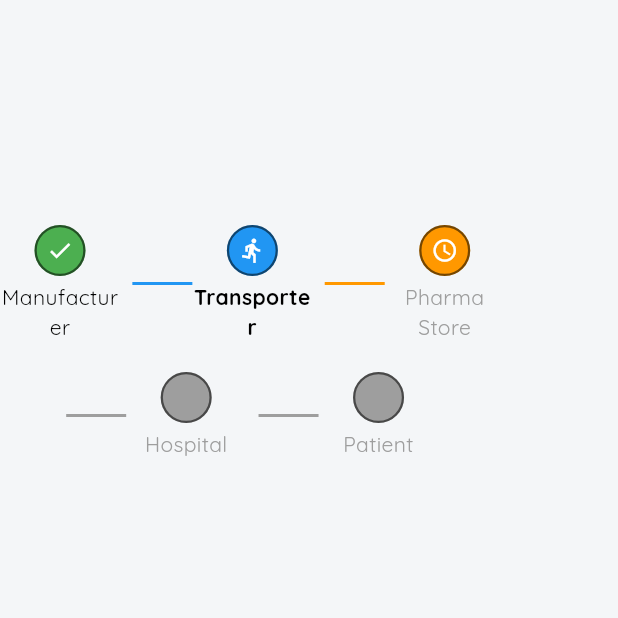
After one commit to adipatil07/pharmaFlow, a Flutter app: the HelperPage screen opened directly, on a phone screen of 412 x 824 dp, the top half of it. The commit adds this screen. Run offline on Flutter 3.47's test engine with Material 3 defaults, Android fonts, the phone set to English and light mode, and no system bars; our stand-ins replace cloud_firestore, firebase_auth, firebase_core, flutter_datetime_picker_plus, google_fonts; accounts and stored records are empty.

Commit message:
Patient Page Changes , Tracking card , Label added to block

```diff
--- a/lib/constants/constants.dart
+++ b/lib/constants/constants.dart
@@ -1,6 +1,4 @@
 enum UserType { Manufacturer, Transporter, Hospital, MedicineStore,Patient }
 class Constants{
-
   static const String PACKAGE_BOX_URL = "https://static.vecteezy.com/system/resources/thumbnails/048/053/167/small/a-cardboard-box-ready-for-delivery-png.png";
 }
-// id("com.google.gms.google-services") version "4.4.2" apply false
--- a/lib/features/auth/login_page.dart
+++ b/lib/features/auth/login_page.dart
@@ -9,9 +9,11 @@ import 'package:pharma_supply/features/patient/patient_home_page.dart';
 import 'package:pharma_supply/features/pharma_store/pharma_store_home_page.dart';
 import 'package:pharma_supply/features/transporter/transporter_home_page.dart';
 import 'package:pharma_supply/services/firebase_service.dart';
-import 'package:pharma_supply/widgets/SnackBarHelper.dart';
+import 'package:pharma_supply/widgets/snackbar_helper.dart';
 
 class LoginPage extends StatefulWidget {
+  const LoginPage({super.key});
+
   @override
   State<LoginPage> createState() => _LoginPageState();
 }
--- a/lib/features/auth/register_page.dart
+++ b/lib/features/auth/register_page.dart
@@ -3,7 +3,7 @@ import 'package:pharma_supply/constants/app_theme.dart';
 import 'package:pharma_supply/constants/constants.dart';
 import 'package:pharma_supply/features/auth/models/user_model.dart';
 import 'package:pharma_supply/services/firebase_service.dart';
-import 'package:pharma_supply/widgets/SnackBarHelper.dart';
+import 'package:pharma_supply/widgets/snackbar_helper.dart';
 
 class RegisterPage extends StatefulWidget {
   @override
--- a/lib/features/auth/splash_screen.dart
+++ b/lib/features/auth/splash_screen.dart
@@ -4,6 +4,8 @@ import 'package:pharma_supply/constants/app_theme.dart';
 import 'package:pharma_supply/features/auth/login_page.dart';
 
 class SplashScreen extends StatefulWidget {
+  const SplashScreen({super.key});
+
   @override
   _SplashScreenState createState() => _SplashScreenState();
 }
--- a/lib/features/manufacturer/notifier/add_product_provider.dart
+++ b/lib/features/manufacturer/notifier/add_product_provider.dart
@@ -4,12 +4,10 @@ import 'package:firebase_auth/firebase_auth.dart';
 import 'package:flutter/material.dart';
 import 'package:flutter_datetime_picker_plus/flutter_datetime_picker_plus.dart';
 import 'package:pharma_supply/constants/block.dart';
-import 'package:pharma_supply/features/manufacturer/add_product_page.dart';
-import 'package:pharma_supply/features/manufacturer/manufacturer_home_page.dart';
 import 'package:pharma_supply/features/manufacturer/models/medical_product_model.dart';
 import 'package:pharma_supply/features/manufacturer/notifier/manufacturer_notifier.dart';
 import 'package:pharma_supply/services/firebase_service.dart';
-import 'package:pharma_supply/widgets/SnackBarHelper.dart';
+import 'package:pharma_supply/widgets/snackbar_helper.dart';
 import 'package:provider/provider.dart';
 
 class AddProductProvider extends ChangeNotifier {
@@ -106,7 +104,7 @@ class AddProductProvider extends ChangeNotifier {
           await FirebaseService.getLastProductsChainBlock();
       Block lastBlock = Block.fromJson(lastProductBlock);
       Block newBlock = Block.mineBlock(
-          lastBlock.index + 1, lastBlock.hash, medicalTablet.serialNumber, 2);
+          lastBlock.index + 1, lastBlock.hash, medicalTablet.serialNumber, 2,'');
       await addBlock(newBlock.toJson(), lastBlock.index + 1);
     });
     Provider.of<ManufacturerNotifier>(context, listen: false).fetchMedicines();
--- a/lib/features/transporter/transporter_home_page.dart
+++ b/lib/features/transporter/transporter_home_page.dart
@@ -351,7 +351,7 @@ class _TransporterHomePageState extends State<TransporterHomePage> {
                   CircleAvatar(
                     backgroundColor: Colors.blue,
                     child: Text(
-                      "${dummyOrder.clientName.substring(0, 1)}",
+                      dummyOrder.clientName.substring(0, 1),
                       style: TextStyle(
                           color: Colors.white,
                           fontWeight: FontWeight.w900,
@@ -366,7 +366,7 @@ class _TransporterHomePageState extends State<TransporterHomePage> {
                     crossAxisAlignment: CrossAxisAlignment.start,
                     children: [
                       Text(
-                        "${dummyOrder.clientName}",
+                        dummyOrder.clientName,
                         style: TextStyle(
                             color: Colors.black,
                             fontSize: 25,
--- a/lib/main.dart
+++ b/lib/main.dart
@@ -38,7 +38,7 @@ class MyApp extends StatelessWidget {
       title: 'PharmaFlow',
       theme: AppTheme.lightTheme,
       debugShowCheckedModeBanner: false,
-      home: SplashScreen(),
+      home: SplashScreen()
     );
   }
 }
--- /dev/null
+++ b/lib/widgets/helper_page.dart
@@ -0,0 +1,25 @@
+import 'package:flutter/material.dart';
+import 'package:pharma_supply/widgets/tracking_card.dart';
+
+class HelperPage extends StatelessWidget {
+  const HelperPage({super.key});
+
+  @override
+  Widget build(BuildContext context) {
+    return Scaffold(
+      body: Column(
+        children: [
+          SizedBox(
+            height: 150,
+          ),
+          TrackingCard(
+            trackingId: "E-F4RH996N",
+            status: "Transit",
+            currentStep: 1,
+            hasHospitalStep: true,
+          ),
+        ],
+      ),
+    );
+  }
+}
--- /dev/null
+++ b/lib/widgets/tracking_card.dart
@@ -0,0 +1,139 @@
+import 'package:flutter/material.dart';
+
+class TrackingCard extends StatelessWidget {
+  final String trackingId;
+  final String status;
+  final int currentStep;
+  final bool hasHospitalStep;
+
+  const TrackingCard({
+    super.key,
+    required this.trackingId,
+    required this.status,
+    required this.currentStep,
+    this.hasHospitalStep = false,
+  });
+
+  @override
+  Widget build(BuildContext context) {
+    final deviceSize = MediaQuery.of(context).size.width;
+    return Column(
+      crossAxisAlignment: CrossAxisAlignment.start,
+      children: [
+        // Container(
+        //   padding: const EdgeInsets.symmetric(horizontal: 12, vertical: 6),
+        //   decoration: BoxDecoration(
+        //     color: Colors.green,
+        //     borderRadius: BorderRadius.circular(12),
+        //   ),
+        //   child: Text(
+        //     status,
+        //     style: const TextStyle(
+        //       color: Colors.white,
+        //       fontWeight: FontWeight.bold,
+        //     ),
+        //   ),
+        // ),
+        // const SizedBox(height: 10),
+        // Text(
+        //   trackingId,
+        //   style: const TextStyle(
+        //     fontSize: 18,
+        //     fontWeight: FontWeight.bold,
+        //     color: Colors.white,
+        //   ),
+        // ),
+        // const SizedBox(height: 16),
+        _buildStepFlow(deviceSize),
+      ],
+    );
+  }
+
+  Widget _buildStepFlow(double deviceSize) {
+    List<String> steps = hasHospitalStep
+        ? ["Manufacturer", "Transporter", "Pharma Store", "Hospital", "Patient"]
+        : ["Manufacturer", "Transporter", "Pharma Store", "Patient"];
+
+    return Column(
+      children: [
+        Wrap(
+          spacing: deviceSize * 0.02,
+          runSpacing: 20,
+          alignment: WrapAlignment.center,
+          children: List.generate(steps.length, (index) {
+            bool isCompleted = index < currentStep;
+            bool isCurrentStep = index == currentStep;
+            bool isNextStep = index == currentStep + 1;
+
+            return Row(
+              mainAxisSize: MainAxisSize.min,
+              children: [
+                if (index > 0)
+                  Container(
+                    height: 2,
+                    width: 40,
+                    color: isCompleted
+                        ? Colors.green // Completed path
+                        : isCurrentStep
+                            ? Colors.blue // Current progress
+                            : isNextStep
+                                ? Colors.orange // Next step path
+                                : Colors.grey, // Not started
+                  ),
+                _buildStep(
+                    steps, index, isCompleted, isCurrentStep, isNextStep),
+              ],
+            );
+          }),
+        ),
+      ],
+    );
+  }
+
+  Widget _buildStep(List<String> steps, int index, bool isCompleted,
+      bool isCurrentStep, bool isNextStep) {
+    return Column(
+      children: [
+        Container(
+          width: 34,
+          height: 34,
+          decoration: BoxDecoration(
+            shape: BoxShape.circle,
+            color: isCompleted
+                ? Colors.green // Completed step
+                : isCurrentStep
+                    ? Colors.blue // Current step in progress
+                    : isNextStep
+                        ? Colors.orange // Next step (to be done soon)
+                        : Colors.grey, // Future steps
+            border: Border.all(color: Colors.black54, width: 1.5),
+          ),
+          child: isCompleted
+              ? const Icon(Icons.check,
+                  color: Colors.white, size: 18) // ✅ Completed
+              : isCurrentStep
+                  ? const Icon(Icons.directions_run,
+                      color: Colors.white, size: 18) // 🏃 Current Step
+                  : isNextStep
+                      ? const Icon(Icons.access_time,
+                          color: Colors.white,
+                          size: 18) // ⏳ Next step indicator
+                      : null,
+        ),
+        const SizedBox(height: 4),
+        SizedBox(
+          width: 80,
+          child: Text(
+            steps[index],
+            textAlign: TextAlign.center,
+            style: TextStyle(
+              color: isCompleted || isCurrentStep ? Colors.black : Colors.grey,
+              fontSize: 14,
+              fontWeight: isCurrentStep ? FontWeight.bold : FontWeight.normal,
+            ),
+          ),
+        ),
+      ],
+    );
+  }
+}
```
Also changed, not shown: lib/constants/block.dart (+6 -2 lines), lib/features/patient/add_order_notifier.dart (+38 -14 lines), lib/features/patient/patient_home_notifier.dart (+28 -0 lines), lib/features/patient/patient_home_page.dart (+51 -8 lines), lib/services/firebase_service.dart (+27 -4 lines), lib/widgets/snackbar_helper.dart (renamed from lib/widgets/SnackBarHelper.dart).
